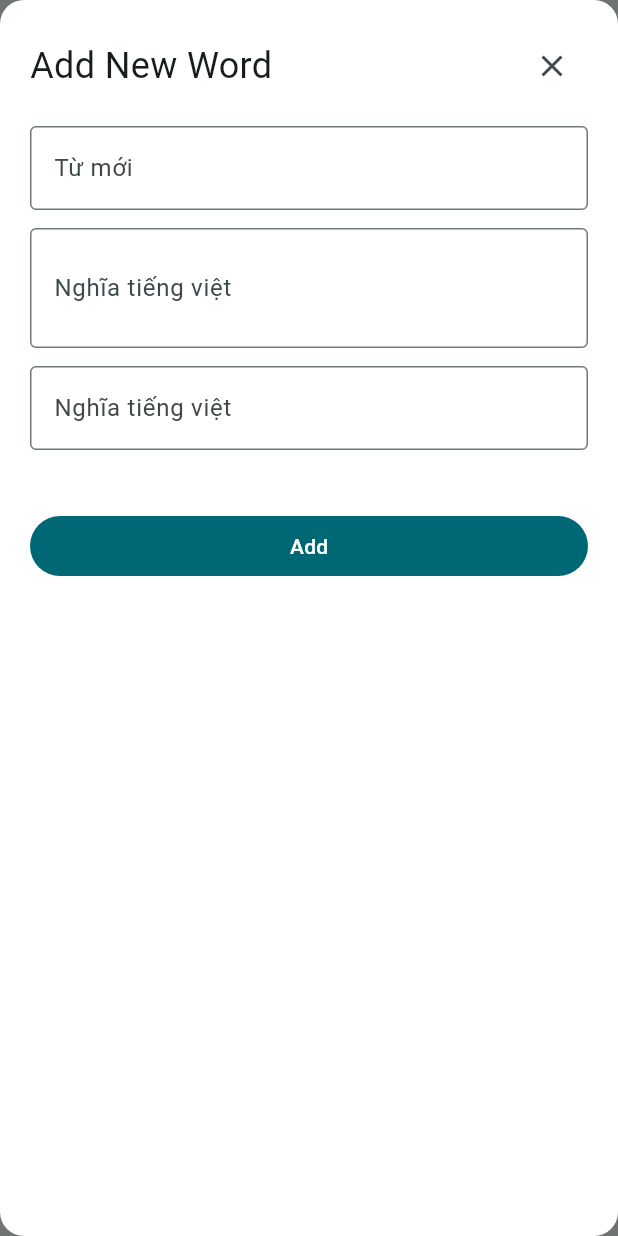
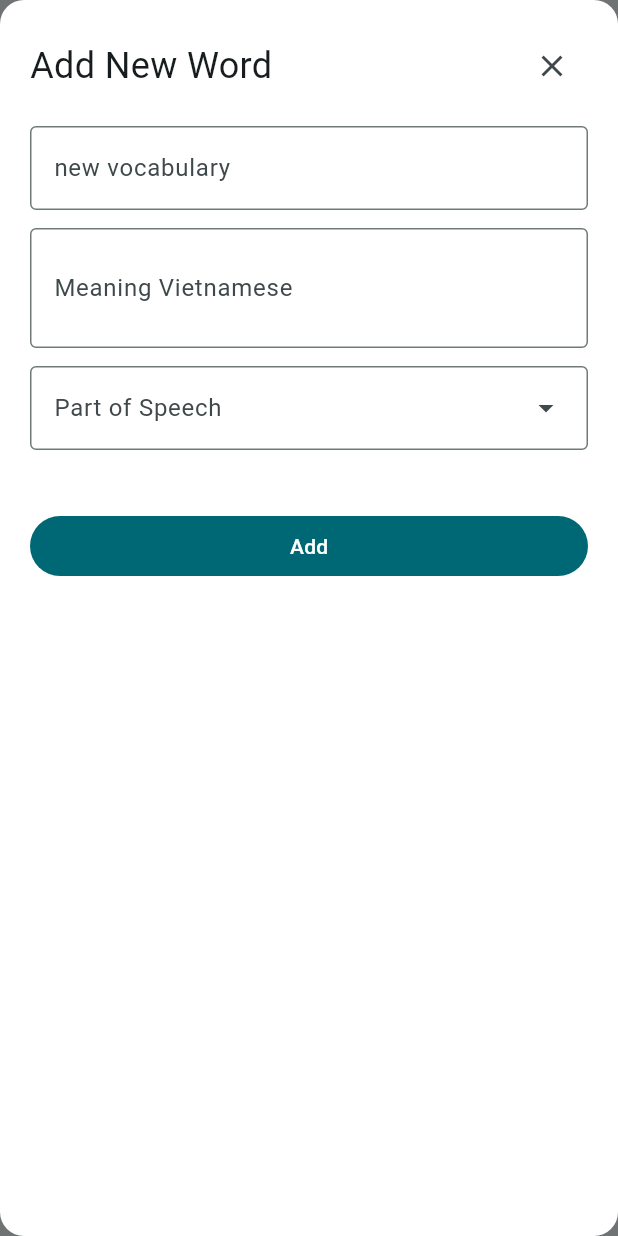
Before and after one commit to andyngojs/my-vocability-mobile, a Flutter app: the VocabPage screen opened by its route, after a tap on "Create new word", on a phone screen of 412 x 824 dp. Run offline on Flutter 3.47's test engine with Material 3 defaults, Android fonts, the light colour scheme and no system bars; our stand-ins replace flutter_bloc.

Commit message:
refactor: Enhance AddWordDialog and display word list
- Converts `AddWordDialog` to a `StatefulWidget` to manage its internal state.
- Adds a `DropdownMenu` for selecting the part of speech (e.g., Noun, Verb).
- Updates `AddWordDialog` to pass the new word, meaning, and part of speech back to the parent.
- Implements `ListView.builder` on `VocabPage` to display the list of added words from the `VocabCubit` state.
- Refactors the `handleAddNewWord` method to accept and process user input from the dialog.
- Removes a debugging `print` statement from `VocabCubit`.

```diff
--- a/lib/features/vocab/presentation/cubit/vocab_cubit.dart
+++ b/lib/features/vocab/presentation/cubit/vocab_cubit.dart
@@ -20,7 +20,6 @@ class VocabCubit extends Cubit<VocabularyState> {
   };
 
   void addWord(Vocabulary word) {
-    print("add word in cubit" + word.name.toString());
     final newList = List<Vocabulary>.from(state.words)..add(word);
     emit(state.copyWith(words: newList));
   }
--- a/lib/features/vocab/presentation/pages/vocab_page.dart
+++ b/lib/features/vocab/presentation/pages/vocab_page.dart
@@ -13,18 +13,24 @@ class VocabPage extends StatefulWidget {
 }
 
 class _VocabPageState extends State<VocabPage> {
-
-  void handleAddNewWord() {
-    context.read<VocabCubit>().addWord(Vocabulary(
-      name: "Apple",
-      meaning: "Quả táo",
-      wordType: "Noun",
-      phonetic: "/ˈæp.əl/",
-    ));
+  void handleAddNewWord(String newWord, String meaning, String wordType) {
+    final vocabulary = Vocabulary(
+      name: newWord,
+      meaning: meaning,
+      wordType: wordType,
+      phonetic: '',
+    );
+    context.read<VocabCubit>().addWord(vocabulary);
   }
 
   void showAddNewWordDialog(BuildContext context) async {
-    await showDialog(context: context, builder: (_) => AddWordDialog(onAddWord: () => handleAddNewWord()));
+    await showDialog(
+      context: context,
+      builder: (_) => AddWordDialog(
+        onAddWord: (String newWord, String meaning, String wordType) =>
+            handleAddNewWord(newWord, meaning, wordType),
+      ),
+    );
   }
 
   @override
@@ -42,13 +48,31 @@ class _VocabPageState extends State<VocabPage> {
                   width: double.infinity,
                   child: FilledButton(
                     onPressed: () => showAddNewWordDialog(_context),
-                    style: ButtonStyle(backgroundColor: WidgetStateProperty.all(Colors.blueGrey)),
+                    style: ButtonStyle(
+                      backgroundColor: WidgetStateProperty.all(Colors.blueGrey),
+                    ),
                     child: Text('Create new word'),
                   ),
                 ),
               ),
 
-              Text('Vocab Page'),
+              SizedBox(height: 12),
+
+              Expanded(
+                child: ListView.builder(
+                  itemCount: state.words.length,
+                  itemBuilder: (context, index) {
+                    final vocab = state.words[index];
+                    return ListTile(
+                      title: Text(vocab.name),
+                      subtitle: Text(vocab.meaning),
+                      trailing: Text(vocab.wordType),
+                      titleTextStyle: TextStyle(fontSize: 20, color: Colors.black),
+                      subtitleTextStyle: TextStyle(fontSize: 12, color: Colors.black87, ),
+                    );
+                  },
+                ),
+              ),
             ],
           ),
         ),
--- a/lib/features/vocab/presentation/widgets/add_word_dialog.dart
+++ b/lib/features/vocab/presentation/widgets/add_word_dialog.dart
@@ -1,12 +1,33 @@
 import 'package:flutter/material.dart';
 
-class AddWordDialog extends StatelessWidget {
+class AddWordDialog extends StatefulWidget {
+  const AddWordDialog({super.key, required this.onAddWord});
+
+  final Function(String, String, String) onAddWord;
+
+  @override
+  State<AddWordDialog> createState() => _AddWordDialogState();
+}
+
+class _AddWordDialogState extends State<AddWordDialog> {
   final _newWordController = TextEditingController();
   final _meaningController = TextEditingController();
 
-  final Function onAddWord;
+  String _selectedPartOfSpeech = '';
+  final List<String> _options = [
+    'Noun',
+    'Verb',
+    'Adjective',
+    'Adverb',
+    'Preposition',
+    'Conjunction',
+    'Interjection',
+  ];
 
-  AddWordDialog({super.key, required this.onAddWord});
+  @override
+  void initState() {
+    super.initState();
+  }
 
   @override
   Widget build(BuildContext context) {
@@ -27,7 +48,7 @@ class AddWordDialog extends StatelessWidget {
               mainAxisAlignment: MainAxisAlignment.spaceBetween,
               children: [
                 Text(
-                  "Add New Word",
+                  'Add New Word',
                   style: TextStyle(fontSize: 24),
                   textAlign: TextAlign.center,
                 ),
@@ -45,7 +66,7 @@ class AddWordDialog extends StatelessWidget {
               controller: _newWordController,
               decoration: InputDecoration(
                 border: OutlineInputBorder(),
-                label: Text("Từ mới"),
+                label: Text('new vocabulary'),
               ),
             ),
 
@@ -56,18 +77,30 @@ class AddWordDialog extends StatelessWidget {
               maxLines: 2,
               decoration: InputDecoration(
                 border: OutlineInputBorder(),
-                label: Text("Nghĩa tiếng việt"),
+                label: Text('Meaning Vietnamese'),
               ),
             ),
 
             const SizedBox(height: 12),
 
-            TextField(
-              controller: _meaningController,
-              decoration: InputDecoration(
-                border: OutlineInputBorder(),
-                label: Text("Nghĩa tiếng việt"),
-              ),
+            DropdownMenu(
+              label: Text('Part of Speech'),
+              width: double.infinity,
+              initialSelection: _selectedPartOfSpeech,
+              onSelected: (String? value) {
+                setState(() {
+                  if (value != null) {
+                    _selectedPartOfSpeech = value;
+                  } else {
+                    _selectedPartOfSpeech = _options[0];
+                  }
+                });
+              },
+              dropdownMenuEntries: _options.map<DropdownMenuEntry<String>>((
+                String value,
+              ) {
+                return DropdownMenuEntry<String>(value: value, label: value);
+              }).toList(),
             ),
 
             SizedBox(height: 40),
@@ -75,7 +108,14 @@ class AddWordDialog extends StatelessWidget {
             SizedBox(
               width: double.infinity,
               child: FilledButton(
-                onPressed: () => onAddWord(),
+                onPressed: () {
+                  widget.onAddWord(
+                    _newWordController.text,
+                    _meaningController.text,
+                    _selectedPartOfSpeech,
+                  );
+                  Navigator.of(context).pop();
+                },
                 style: ButtonStyle(),
                 child: Text('Add'),
               ),
```
